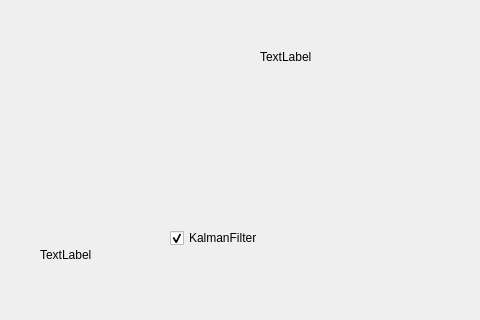
Above: mainwindow.ui from mhozza/HandControl before the change; both pictures show x 170 to 650 and y 103 to 423 of the 836 by 423 pixel window. Below: the same form after it.
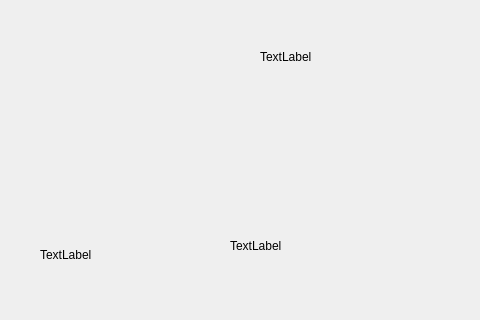
That is the form after the change.

What changed in the file:
```diff
--- a/mainwindow.ui
+++ b/mainwindow.ui
@@ -75,20 +75,17 @@
      <string>TextLabel</string>
     </property>
    </widget>
-   <widget class="QCheckBox" name="cbKalmanFilter">
+   <widget class="QLabel" name="label_4">
     <property name="geometry">
      <rect>
-      <x>340</x>
-      <y>330</y>
-      <width>141</width>
-      <height>22</height>
+      <x>400</x>
+      <y>340</y>
+      <width>71</width>
+      <height>17</height>
      </rect>
     </property>
     <property name="text">
-     <string>KalmanFilter</string>
-    </property>
-    <property name="checked">
-     <bool>true</bool>
+     <string>TextLabel</string>
     </property>
    </widget>
   </widget>
```
